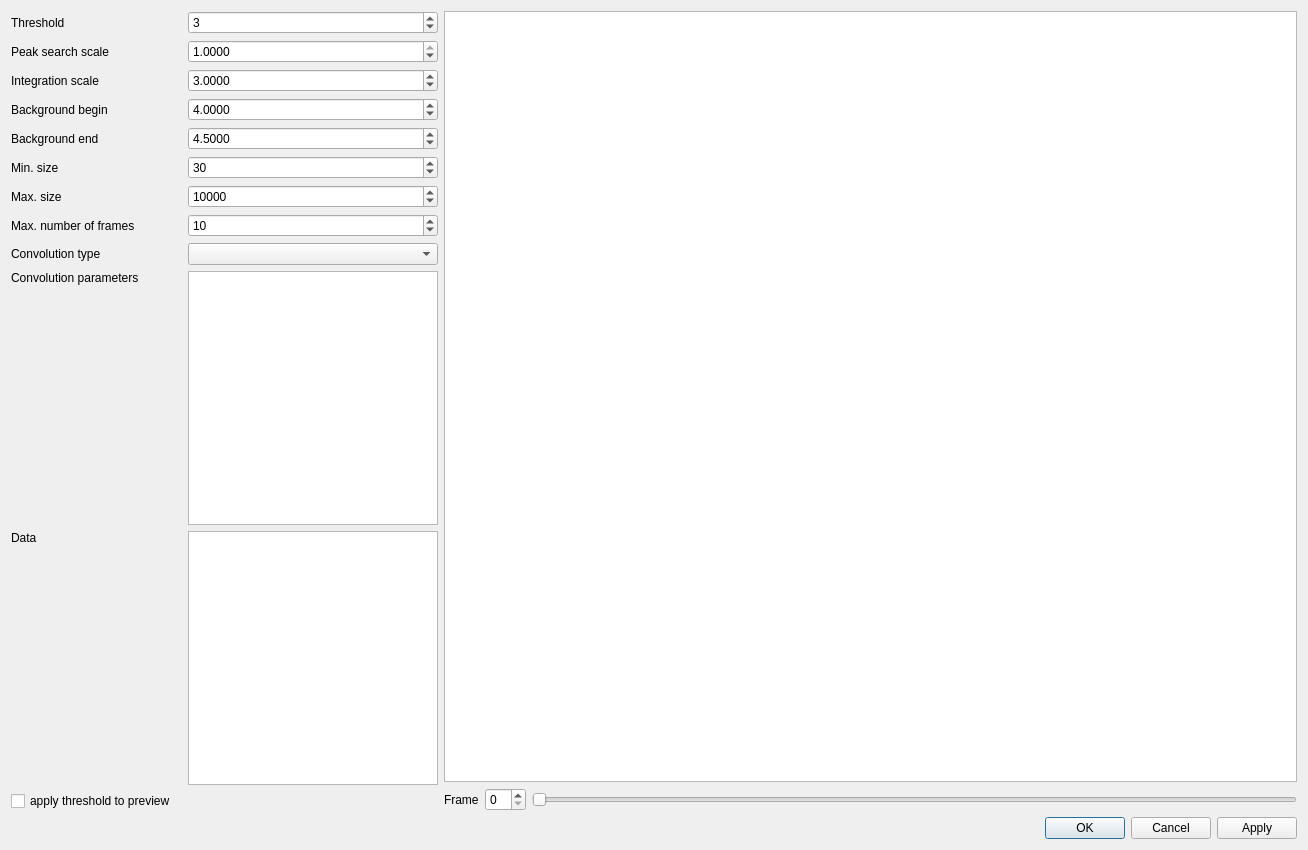
k61n/openhkl, file apps/nsxqt/ui/DialogPeakFind.ui: the form before one commit.
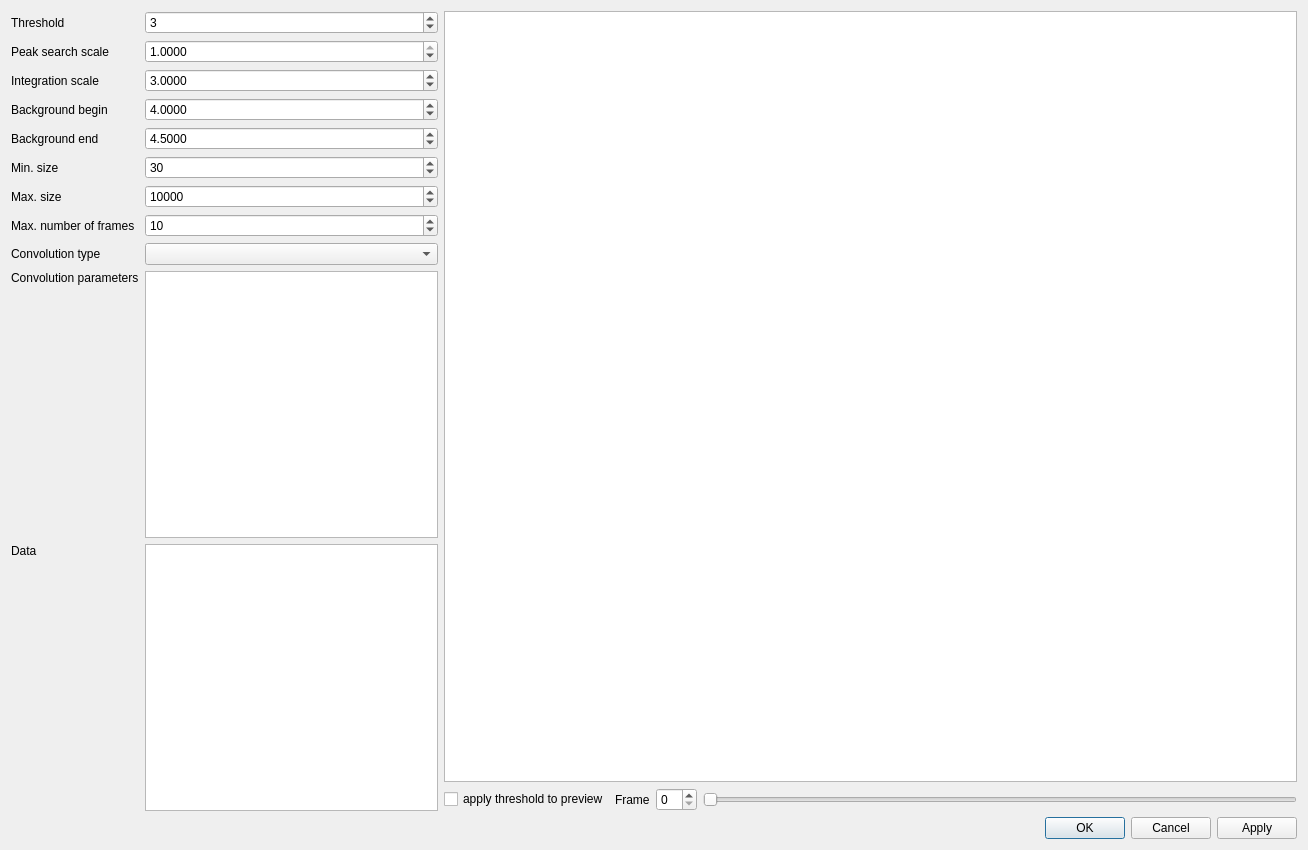
The form after the commit.

Commit message: Added standard button box and modify a bit the layout for a few dialogs

```diff
--- a/apps/nsxqt/ui/DialogPeakFind.ui
+++ b/apps/nsxqt/ui/DialogPeakFind.ui
@@ -22,12 +22,45 @@
   <property name="modal">
    <bool>false</bool>
   </property>
-  <layout class="QGridLayout" name="gridLayout_2">
-   <item row="0" column="0">
+  <layout class="QVBoxLayout" name="verticalLayout_3">
+   <item>
     <layout class="QHBoxLayout" name="horizontalLayout_2" stretch="1,2">
      <item>
       <layout class="QGridLayout" name="gridLayout">
-       <item row="1" column="2">
+       <item row="0" column="0">
+        <widget class="QLabel" name="label_5">
+         <property name="text">
+          <string>Threshold</string>
+         </property>
+         <property name="alignment">
+          <set>Qt::AlignLeading|Qt::AlignLeft|Qt::AlignVCenter</set>
+         </property>
+        </widget>
+       </item>
+       <item row="0" column="1">
+        <widget class="QDoubleSpinBox" name="threshold">
+         <property name="decimals">
+          <number>0</number>
+         </property>
+         <property name="maximum">
+          <double>1000000.000000000000000</double>
+         </property>
+         <property name="singleStep">
+          <double>1.000000000000000</double>
+         </property>
+         <property name="value">
+          <double>3.000000000000000</double>
+         </property>
+        </widget>
+       </item>
+       <item row="1" column="0">
+        <widget class="QLabel" name="confidenceLabel_2">
+         <property name="text">
+          <string>Peak search scale</string>
+         </property>
+        </widget>
+       </item>
+       <item row="1" column="1">
         <widget class="QDoubleSpinBox" name="searchScale">
          <property name="decimals">
           <number>4</number>
@@ -43,31 +76,88 @@
          </property>
         </widget>
        </item>
-       <item row="8" column="2">
-        <layout class="QVBoxLayout" name="verticalLayout_2">
-         <item>
-          <widget class="QComboBox" name="convolver">
-           <property name="insertPolicy">
-            <enum>QComboBox::InsertAlphabetically</enum>
-           </property>
-          </widget>
-         </item>
-        </layout>
+       <item row="2" column="0">
+        <widget class="QLabel" name="label_7">
+         <property name="text">
+          <string>Integration scale</string>
+         </property>
+        </widget>
        </item>
-       <item row="9" column="2">
-        <widget class="QTableWidget" name="convolverParameters"/>
+       <item row="2" column="1">
+        <widget class="QDoubleSpinBox" name="peakScale">
+         <property name="decimals">
+          <number>4</number>
+         </property>
+         <property name="value">
+          <double>3.000000000000000</double>
+         </property>
+        </widget>
        </item>
-       <item row="6" column="0" colspan="2">
+       <item row="3" column="0">
+        <widget class="QLabel" name="label_8">
+         <property name="text">
+          <string>Background begin</string>
+         </property>
+        </widget>
+       </item>
+       <item row="3" column="1">
+        <widget class="QDoubleSpinBox" name="bkgBegin">
+         <property name="decimals">
+          <number>4</number>
+         </property>
+         <property name="value">
+          <double>4.000000000000000</double>
+         </property>
+        </widget>
+       </item>
+       <item row="4" column="0">
+        <widget class="QLabel" name="label_9">
+         <property name="text">
+          <string>Background end</string>
+         </property>
+        </widget>
+       </item>
+       <item row="4" column="1">
+        <widget class="QDoubleSpinBox" name="bkgEnd">
+         <property name="decimals">
+          <number>4</number>
+         </property>
+         <property name="value">
+          <double>4.500000000000000</double>
+         </property>
+        </widget>
+       </item>
+       <item row="5" column="0">
+        <widget class="QLabel" name="minCompLabel">
+         <property name="text">
+          <string>Min. size</string>
+         </property>
+        </widget>
+       </item>
+       <item row="5" column="1">
+        <widget class="QSpinBox" name="minSize">
+         <property name="maximum">
+          <number>2000000000</number>
+         </property>
+         <property name="value">
+          <number>30</number>
+         </property>
+        </widget>
+       </item>
+       <item row="6" column="0">
         <widget class="QLabel" name="maxCompLabel">
          <property name="text">
           <string>Max. size</string>
          </property>
         </widget>
        </item>
-       <item row="1" column="0" colspan="2">
-        <widget class="QLabel" name="confidenceLabel_2">
-         <property name="text">
-          <string>Peak search scale</string>
+       <item row="6" column="1">
+        <widget class="QSpinBox" name="maxSize">
+         <property name="maximum">
+          <number>2000000000</number>
+         </property>
+         <property name="value">
+          <number>10000</number>
          </property>
         </widget>
        </item>
@@ -78,17 +168,7 @@
          </property>
         </widget>
        </item>
-       <item row="5" column="2">
-        <widget class="QSpinBox" name="minSize">
-         <property name="maximum">
-          <number>2000000000</number>
-         </property>
-         <property name="value">
-          <number>30</number>
-         </property>
-        </widget>
-       </item>
-       <item row="7" column="2">
+       <item row="7" column="1">
         <widget class="QSpinBox" name="maxFrames">
          <property name="minimum">
           <number>1</number>
@@ -101,40 +181,7 @@
          </property>
         </widget>
        </item>
-       <item row="12" column="0">
-        <widget class="QCheckBox" name="applyThreshold">
-         <property name="text">
-          <string>apply threshold to preview</string>
-         </property>
-        </widget>
-       </item>
-       <item row="0" column="2">
-        <widget class="QDoubleSpinBox" name="threshold">
-         <property name="decimals">
-          <number>0</number>
-         </property>
-         <property name="maximum">
-          <double>1000000.000000000000000</double>
-         </property>
-         <property name="singleStep">
-          <double>1.000000000000000</double>
-         </property>
-         <property name="value">
-          <double>3.000000000000000</double>
-         </property>
-        </widget>
-       </item>
-       <item row="4" column="2">
-        <widget class="QDoubleSpinBox" name="bkgEnd">
-         <property name="decimals">
-          <number>4</number>
-         </property>
-         <property name="value">
-          <double>4.500000000000000</double>
-         </property>
-        </widget>
-       </item>
-       <item row="8" column="0" colspan="2">
+       <item row="8" column="0">
         <widget class="QLabel" name="filterLabel">
          <property name="text">
           <string>Convolution type</string>
@@ -144,39 +191,16 @@
          </property>
         </widget>
        </item>
-       <item row="5" column="0" colspan="2">
-        <widget class="QLabel" name="minCompLabel">
-         <property name="text">
-          <string>Min. size</string>
-         </property>
-        </widget>
-       </item>
-       <item row="11" column="2">
-        <widget class="QListWidget" name="dataList"/>
-       </item>
-       <item row="3" column="0">
-        <widget class="QLabel" name="label_8">
-         <property name="text">
-          <string>Background begin</string>
-         </property>
-        </widget>
-       </item>
-       <item row="4" column="0">
-        <widget class="QLabel" name="label_9">
-         <property name="text">
-          <string>Background end</string>
-         </property>
-        </widget>
-       </item>
-       <item row="3" column="2">
-        <widget class="QDoubleSpinBox" name="bkgBegin">
-         <property name="decimals">
-          <number>4</number>
-         </property>
-         <property name="value">
-          <double>4.000000000000000</double>
-         </property>
-        </widget>
+       <item row="8" column="1">
+        <layout class="QVBoxLayout" name="verticalLayout_2">
+         <item>
+          <widget class="QComboBox" name="convolver">
+           <property name="insertPolicy">
+            <enum>QComboBox::InsertAlphabetically</enum>
+           </property>
+          </widget>
+         </item>
+        </layout>
        </item>
        <item row="9" column="0">
         <widget class="QLabel" name="label_3">
@@ -188,7 +212,10 @@
          </property>
         </widget>
        </item>
-       <item row="11" column="0">
+       <item row="9" column="1">
+        <widget class="QTableWidget" name="convolverParameters"/>
+       </item>
+       <item row="10" column="0">
         <widget class="QLabel" name="label_4">
          <property name="text">
           <string>Data</string>
@@ -198,42 +225,8 @@
          </property>
         </widget>
        </item>
-       <item row="6" column="2">
-        <widget class="QSpinBox" name="maxSize">
-         <property name="maximum">
-          <number>2000000000</number>
-         </property>
-         <property name="value">
-          <number>10000</number>
-         </property>
-        </widget>
-       </item>
-       <item row="2" column="2">
-        <widget class="QDoubleSpinBox" name="peakScale">
-         <property name="decimals">
-          <number>4</number>
-         </property>
-         <property name="value">
-          <double>3.000000000000000</double>
-         </property>
-        </widget>
-       </item>
-       <item row="2" column="0">
-        <widget class="QLabel" name="label_7">
-         <property name="text">
-          <string>Integration scale</string>
-         </property>
-        </widget>
-       </item>
-       <item row="0" column="0">
-        <widget class="QLabel" name="label_5">
-         <property name="text">
-          <string>Threshold</string>
-         </property>
-         <property name="alignment">
-          <set>Qt::AlignLeading|Qt::AlignLeft|Qt::AlignVCenter</set>
-         </property>
-        </widget>
+       <item row="10" column="1">
+        <widget class="QListWidget" name="dataList"/>
        </item>
       </layout>
      </item>
@@ -251,6 +244,13 @@
        </item>
        <item>
         <layout class="QHBoxLayout" name="horizontalLayout">
+         <item>
+          <widget class="QCheckBox" name="applyThreshold">
+           <property name="text">
+            <string>apply threshold to preview</string>
+           </property>
+          </widget>
+         </item>
          <item>
           <widget class="QLabel" name="label">
            <property name="text">
@@ -290,7 +290,7 @@
      </item>
     </layout>
    </item>
-   <item row="1" column="0">
+   <item>
     <widget class="QDialogButtonBox" name="cancelOK">
      <property name="standardButtons">
       <set>QDialogButtonBox::Apply|QDialogButtonBox::Cancel|QDialogButtonBox::Ok</set>
```
The commit also changes 2 other files.
